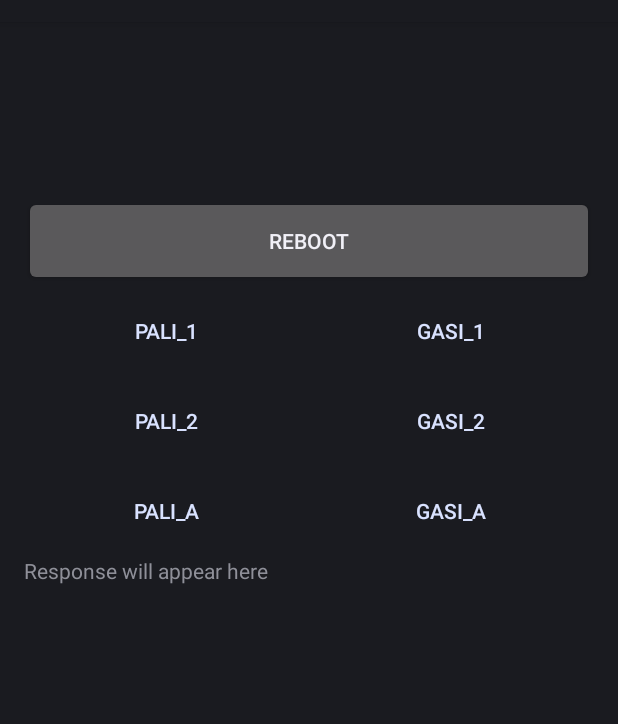
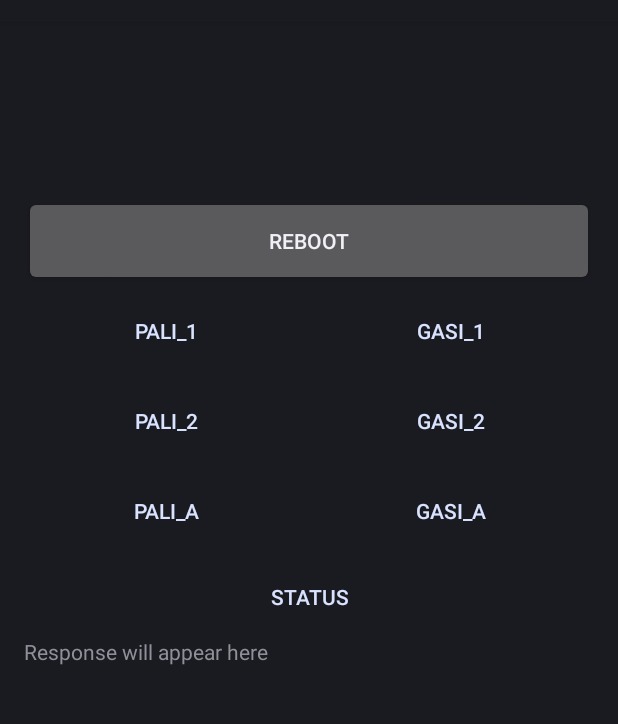
Before and after one commit to SOVAsergej/smartHomeESP32, an Android app built with Jetpack Compose: the layout activity_main.xml on its own in the app's theme, with its tools: preview values and no code run, on a phone screen of 412 x 824 dp, the part 62-786 px from its top. Run offline under Robolectric (Android 15) with nearby library versions, the phone set to English and light mode, and no system bars.

Commit message:
second(test) commit

```diff
--- a/app/src/main/java/com/example/smarthomeesp32v2/MainActivity.kt
+++ b/app/src/main/java/com/example/smarthomeesp32v2/MainActivity.kt
@@ -28,6 +28,7 @@ class MainActivity : Activity() {
 		val gasi2Button = findViewById<Button>(R.id.gasi2)
 		val paliAButton = findViewById<Button>(R.id.paliA)
 		val gasiAButton = findViewById<Button>(R.id.gasiA)
+		val status = findViewById<Button>(R.id.status)
 		val responseText = findViewById<TextView>(R.id.responseText)
 
 		fun doSmth(command: String) {
@@ -54,6 +55,9 @@ class MainActivity : Activity() {
 		rebootButton.setOnClickListener {
 			doSmth("REBOOT")
 		}
+		status.setOnClickListener {
+			doSmth("STATUS")
+		}
 		pali1Button.setOnClickListener {
 			doSmth("PALI_1")
 		}
--- a/app/src/main/res/layout/activity_main.xml
+++ b/app/src/main/res/layout/activity_main.xml
@@ -90,7 +90,12 @@
 
 
     </LinearLayout>
-
+    <Button
+        android:id="@+id/status"
+        style="?android:attr/buttonBarButtonStyle"
+        android:layout_width="match_parent"
+        android:layout_height="wrap_content"
+        android:text="Status"/>
     <TextView
         android:id="@+id/responseText"
         android:layout_width="match_parent"
```
